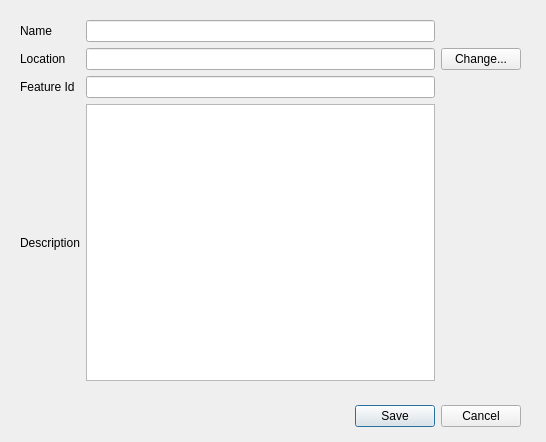
Before: the Qt Designer form tao/save_test_dialog.ui in c3d/tao3D, drawn with Qt 5.
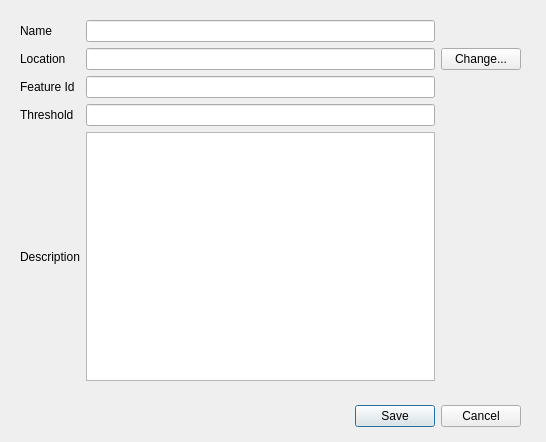
After: the same form once the commit is applied.

Commit message: Tests: Threshold of difference added in test definition.

```diff
--- a/tao/save_test_dialog.ui
+++ b/tao/save_test_dialog.ui
@@ -66,7 +66,7 @@
       </property>
      </widget>
     </item>
-    <item row="5" column="0">
+    <item row="6" column="0">
      <widget class="QLabel" name="descLbl">
       <property name="text">
        <string>Description</string>
@@ -83,9 +83,19 @@
     <item row="4" column="1">
      <widget class="QLineEdit" name="fidEdit"/>
     </item>
-    <item row="5" column="1">
+    <item row="6" column="1">
      <widget class="QTextEdit" name="descEdit"/>
     </item>
+    <item row="5" column="1">
+     <widget class="QLineEdit" name="thresholdEdit"/>
+    </item>
+    <item row="5" column="0">
+     <widget class="QLabel" name="thresholdLbl">
+      <property name="text">
+       <string comment="Authorized difference between reference and played images." extracomment="Authorized difference between reference and played images.">Threshold</string>
+      </property>
+     </widget>
+    </item>
    </layout>
   </widget>
  </widget>
```
The commit also changes 7 other files.
